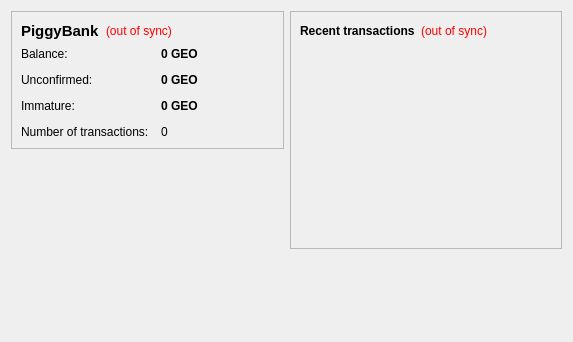
The window that src/qt/forms/overviewpage.ui (topdzek/testcoin) describes before a commit, drawn with Qt 5.
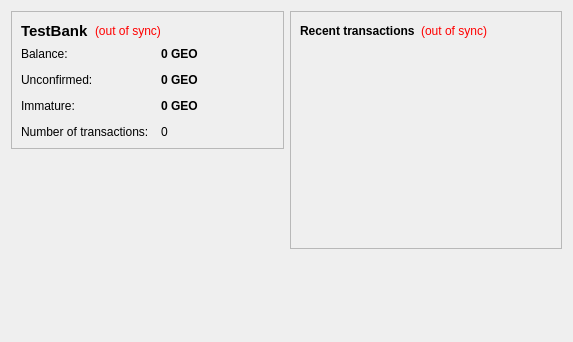
The same window after the commit.

The edit to the form file:
```diff
--- a/src/qt/forms/overviewpage.ui
+++ b/src/qt/forms/overviewpage.ui
@@ -37,7 +37,7 @@
              </font>
             </property>
             <property name="text">
-             <string>PiggyBank</string>
+             <string>TestBank</string>
             </property>
            </widget>
           </item>
```
